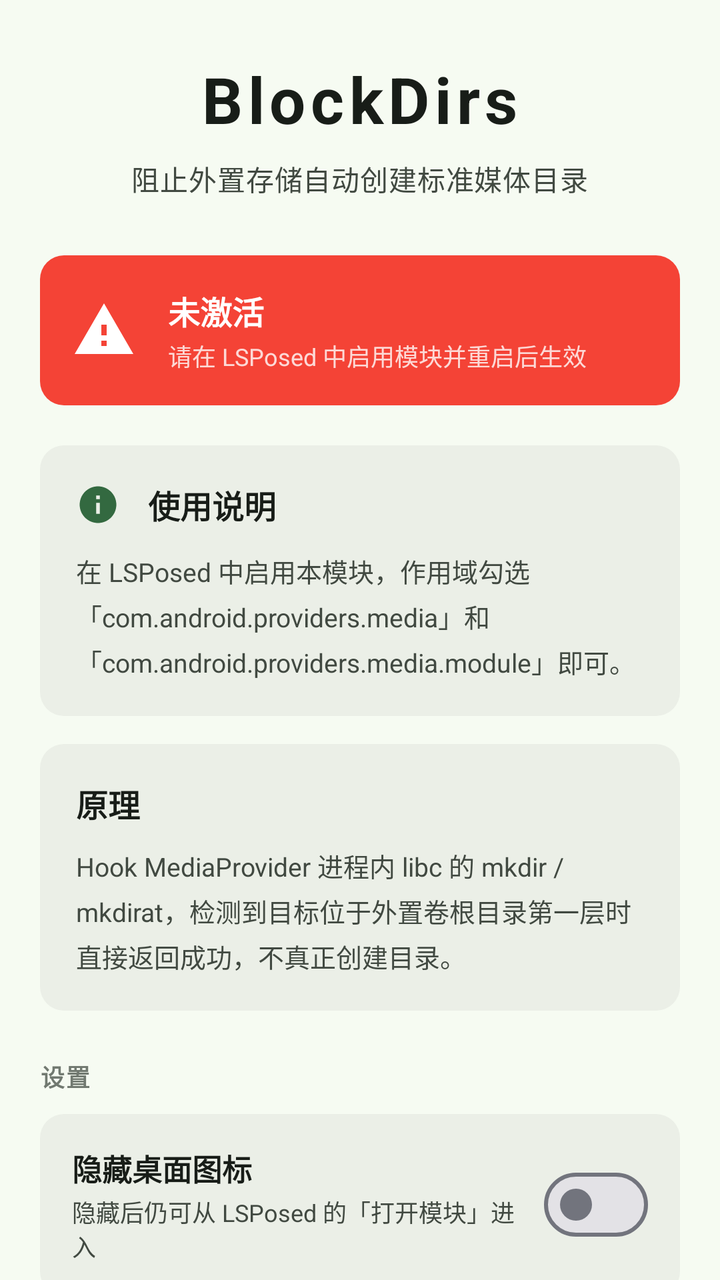
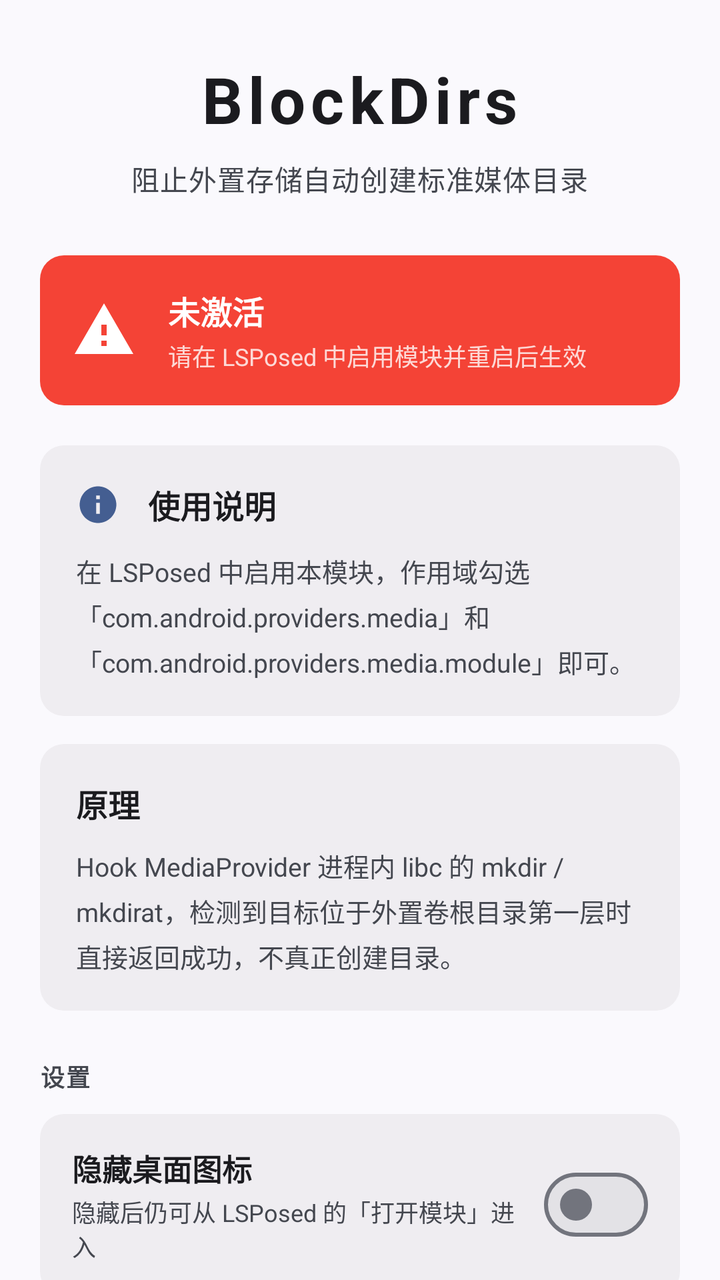

An Android layout rendered at two revisions. The XML below is the earlier revision; the diff shows what the commit changed to produce the second picture.
<!-- AndroidManifest.xml: application theme AppTheme -->
<!-- res/layout/activity_main.xml -->
<?xml version="1.0" encoding="utf-8"?>
<ScrollView xmlns:android="http://schemas.android.com/apk/res/android"
    android:layout_width="match_parent"
    android:layout_height="match_parent"
    android:background="@color/color_bg"
    android:fillViewport="true"
    android:scrollbars="none">

    <LinearLayout
        android:layout_width="match_parent"
        android:layout_height="wrap_content"
        android:orientation="vertical"
        android:paddingHorizontal="20dp"
        android:paddingTop="28dp"
        android:paddingBottom="28dp">

        
        <LinearLayout
            android:layout_width="match_parent"
            android:layout_height="wrap_content"
            android:orientation="vertical"
            android:gravity="center_horizontal"
            android:paddingBottom="8dp">

            <TextView
                android:layout_width="wrap_content"
                android:layout_height="wrap_content"
                android:text="@string/app_name"
                android:textColor="@color/color_text_primary"
                android:textSize="32sp"
                android:textStyle="bold"
                android:letterSpacing="0.08" />

            <TextView
                android:layout_width="wrap_content"
                android:layout_height="wrap_content"
                android:layout_marginTop="8dp"
                android:text="@string/app_subtitle"
                android:textColor="@color/color_text_secondary"
                android:textSize="14sp"
                android:letterSpacing="0.02" />
        </LinearLayout>

        
        <LinearLayout
            android:id="@+id/card_status"
            android:layout_width="match_parent"
            android:layout_height="wrap_content"
            android:layout_marginTop="20dp"
            android:orientation="horizontal"
            android:gravity="center_vertical"
            android:padding="16dp"
            android:background="@drawable/card_status_red">

            <ImageView
                android:id="@+id/status_icon"
                android:layout_width="32dp"
                android:layout_height="32dp"
                android:src="@drawable/ic_status_warn"
                android:contentDescription="@null" />

            <LinearLayout
                android:layout_width="0dp"
                android:layout_height="wrap_content"
                android:layout_marginStart="16dp"
                android:layout_weight="1"
                android:orientation="vertical">

                <TextView
                    android:id="@+id/status_title"
                    android:layout_width="match_parent"
                    android:layout_height="wrap_content"
                    android:text="@string/module_status_title_inactive"
                    android:textColor="#FFFFFF"
                    android:textSize="16sp"
                    android:textStyle="bold" />

                <TextView
                    android:id="@+id/status_desc"
                    android:layout_width="match_parent"
                    android:layout_height="wrap_content"
                    android:layout_marginTop="2dp"
                    android:text="@string/module_status_desc_inactive"
                    android:textColor="#CCFFFFFF"
                    android:textSize="12sp" />
            </LinearLayout>
        </LinearLayout>

        
        <LinearLayout
            android:id="@+id/card_guide"
            android:layout_width="match_parent"
            android:layout_height="wrap_content"
            android:layout_marginTop="20dp"
            android:orientation="vertical"
            android:padding="18dp"
            android:background="@drawable/card_bg"
            android:clickable="true"
            android:focusable="true">

            <LinearLayout
                android:layout_width="match_parent"
                android:layout_height="wrap_content"
                android:orientation="horizontal"
                android:gravity="center_vertical">

                <ImageView
                    android:layout_width="22dp"
                    android:layout_height="22dp"
                    android:src="@drawable/ic_info"
                    android:contentDescription="@null" />

                <TextView
                    android:layout_width="wrap_content"
                    android:layout_height="wrap_content"
                    android:layout_marginStart="14dp"
                    android:text="@string/module_app_build_info_title"
                    android:textColor="@color/color_text_primary"
                    android:textSize="16sp"
                    android:textStyle="bold" />
            </LinearLayout>

            <TextView
                android:layout_width="match_parent"
                android:layout_height="wrap_content"
                android:layout_marginTop="12dp"
                android:lineSpacingExtra="4dp"
                android:text="@string/usage_tip"
                android:textColor="@color/color_text_secondary"
                android:textSize="13sp" />
        </LinearLayout>

        
        <LinearLayout
            android:layout_width="match_parent"
            android:layout_height="wrap_content"
            android:layout_marginTop="14dp"
            android:orientation="vertical"
            android:padding="18dp"
            android:background="@drawable/card_bg">

            <TextView
                android:layout_width="wrap_content"
                android:layout_height="wrap_content"
                android:text="@string/module_app_principle_title"
                android:textColor="@color/color_text_primary"
                android:textSize="16sp"
                android:textStyle="bold" />

            <TextView
                android:layout_width="match_parent"
                android:layout_height="wrap_content"
                android:layout_marginTop="10dp"
                android:lineSpacingExtra="4dp"
                android:text="@string/module_app_principle_desc"
                android:textColor="@color/color_text_secondary"
                android:textSize="13sp" />
        </LinearLayout>

        
        <TextView
            android:layout_width="wrap_content"
            android:layout_height="wrap_content"
            android:layout_marginTop="24dp"
            android:layout_marginBottom="10dp"
            android:text="@string/setting_section_title"
            android:textColor="@color/color_text_tertiary"
            android:textSize="12sp"
            android:textStyle="bold"
            android:letterSpacing="0.05" />

        
        <LinearLayout
            android:layout_width="match_parent"
            android:layout_height="wrap_content"
            android:orientation="horizontal"
            android:gravity="center_vertical"
            android:padding="16dp"
            android:background="@drawable/card_bg">

            <LinearLayout
                android:layout_width="0dp"
                android:layout_height="wrap_content"
                android:layout_weight="1"
                android:orientation="vertical">

                <TextView
                    android:layout_width="match_parent"
                    android:layout_height="wrap_content"
                    android:text="@string/setting_hide_icon_title"
                    android:textColor="@color/color_text_primary"
                    android:textSize="15sp"
                    android:textStyle="bold" />

                <TextView
                    android:layout_width="match_parent"
                    android:layout_height="wrap_content"
                    android:layout_marginTop="2dp"
                    android:text="@string/setting_hide_icon_subtitle"
                    android:textColor="@color/color_text_secondary"
                    android:textSize="12sp" />
            </LinearLayout>

            <com.google.android.material.materialswitch.MaterialSwitch
                android:id="@+id/switch_hide_icon"
                android:layout_width="wrap_content"
                android:layout_height="wrap_content"
                android:layout_marginStart="12dp" />
        </LinearLayout>

        
        <TextView
            android:layout_width="wrap_content"
            android:layout_height="wrap_content"
            android:layout_marginTop="24dp"
            android:layout_marginBottom="10dp"
            android:text="@string/link_section_title"
            android:textColor="@color/color_text_tertiary"
            android:textSize="12sp"
            android:textStyle="bold"
            android:letterSpacing="0.05" />

        
        <LinearLayout
            android:id="@+id/card_github"
            android:layout_width="match_parent"
            android:layout_height="wrap_content"
            android:orientation="horizontal"
            android:gravity="center_vertical"
            android:padding="16dp"
            android:background="@drawable/card_bg"
            android:clickable="true"
            android:focusable="true">

            <ImageView
                android:layout_width="22dp"
                android:layout_height="22dp"
                android:src="@drawable/ic_github"
                android:contentDescription="@null" />

            <LinearLayout
                android:layout_width="0dp"
                android:layout_height="wrap_content"
                android:layout_marginStart="14dp"
                android:layout_weight="1"
                android:orientation="vertical">

                <TextView
                    android:layout_width="wrap_content"
                    android:layout_height="wrap_content"
                    android:text="@string/link_github_title"
                    android:textColor="@color/color_text_primary"
                    android:textSize="15sp"
                    android:textStyle="bold" />

                <TextView
                    android:layout_width="wrap_content"
                    android:layout_height="wrap_content"
                    android:layout_marginTop="2dp"
                    android:text="@string/link_github_subtitle"
                    android:textColor="@color/color_text_secondary"
                    android:textSize="12sp" />
            </LinearLayout>
        </LinearLayout>

        
        <LinearLayout
            android:id="@+id/card_blog"
            android:layout_width="match_parent"
            android:layout_height="wrap_content"
            android:layout_marginTop="12dp"
            android:orientation="horizontal"
            android:gravity="center_vertical"
            android:padding="16dp"
            android:background="@drawable/card_bg"
            android:clickable="true"
            android:focusable="true">

            <ImageView
                android:layout_width="22dp"
                android:layout_height="22dp"
                android:src="@drawable/ic_open_in_new"
                android:contentDescription="@null" />

            <LinearLayout
                android:layout_width="0dp"
                android:layout_height="wrap_content"
                android:layout_marginStart="14dp"
                android:layout_weight="1"
                android:orientation="vertical">

                <TextView
                    android:layout_width="wrap_content"
                    android:layout_height="wrap_content"
                    android:text="@string/link_blog_title"
                    android:textColor="@color/color_text_primary"
                    android:textSize="15sp"
                    android:textStyle="bold" />

                <TextView
                    android:layout_width="wrap_content"
                    android:layout_height="wrap_content"
                    android:layout_marginTop="2dp"
                    android:text="@string/link_blog_subtitle"
                    android:textColor="@color/color_text_secondary"
                    android:textSize="12sp" />
            </LinearLayout>
        </LinearLayout>

        
        <TextView
            android:id="@+id/version_footer"
            android:layout_width="match_parent"
            android:layout_height="wrap_content"
            android:layout_marginTop="36dp"
            android:gravity="center"
            android:text="@string/version_footer"
            android:textColor="@color/color_text_tertiary"
            android:textSize="12sp" />

    </LinearLayout>
</ScrollView>
<!-- resources referenced by this layout -->
<resources>
  <color name="color_bg">#F6FBF2</color>
  <color name="color_text_primary">#181D18</color>
  <color name="color_text_secondary">#414941</color>
  <color name="color_text_tertiary">#717970</color>
  <!-- drawable card_bg (drawable) -->
  <?xml version="1.0" encoding="utf-8"?>
  <shape xmlns:android="http://schemas.android.com/apk/res/android"
      android:shape="rectangle">
      <solid android:color="@color/color_card" />
      <corners android:radius="12dp" />
  </shape>
  <!-- drawable ic_github (drawable) -->
  <?xml version="1.0" encoding="utf-8"?>
  <vector xmlns:android="http://schemas.android.com/apk/res/android"
      android:width="24dp"
      android:height="24dp"
      android:viewportWidth="24"
      android:viewportHeight="24"
      android:tint="@color/color_icon">
      <path
          android:fillColor="@color/color_icon"
          android:pathData="M12,1.27a11,11 0,0 0,-3.48 21.46c0.55,0.09 0.73,-0.24 0.73,-0.53v-1.86c-3.06,0.67 -3.71,-1.32 -3.71,-1.32 -0.53,-1.36 -1.3,-1.72 -1.3,-1.72 -1.06,-0.72 0.08,-0.71 0.08,-0.71 1.17,0.08 1.79,1.2 1.79,1.2 1.04,1.79 2.73,1.27 3.4,0.97 0.11,-0.75 0.41,-1.27 0.74,-1.56 -2.56,-0.29 -5.26,-1.28 -5.26,-5.71 0,-1.26 0.45,-2.29 1.19,-3.1 -0.12,-0.29 -0.52,-1.46 0.11,-3.05 0,0 0.97,-0.31 3.18,1.18a11,11 0,0 1,5.78 0c2.21,-1.49 3.18,-1.18 3.18,-1.18 0.63,1.59 0.23,2.76 0.11,3.05 0.74,0.81 1.19,1.84 1.19,3.1 0,4.44 -2.7,5.42 -5.27,5.7 0.42,0.36 0.79,1.07 0.79,2.16v3.2c0,0.29 0.18,0.63 0.74,0.53A11,11 0,0 0,12 1.27z" />
  </vector>
  <!-- drawable ic_info (drawable) -->
  <?xml version="1.0" encoding="utf-8"?>
  <vector xmlns:android="http://schemas.android.com/apk/res/android"
      android:width="24dp"
      android:height="24dp"
      android:viewportWidth="24"
      android:viewportHeight="24"
      android:tint="@color/color_icon">
      <path
          android:fillColor="@color/color_icon"
          android:pathData="M12,2C6.48,2 2,6.48 2,12s4.48,10 10,10 10,-4.48 10,-10S17.52,2 12,2zM13,17h-2v-6h2v6zM13,9h-2L11,7h2v2z" />
  </vector>
  <!-- drawable ic_open_in_new (drawable) -->
  <?xml version="1.0" encoding="utf-8"?>
  <vector xmlns:android="http://schemas.android.com/apk/res/android"
      android:width="24dp"
      android:height="24dp"
      android:viewportWidth="24"
      android:viewportHeight="24"
      android:tint="@color/color_icon">
      <path
          android:fillColor="@color/color_icon"
          android:pathData="M19,19H5V5h7V3H5c-1.11,0 -2,0.9 -2,2v14c0,1.1 0.89,2 2,2h14c1.1,0 2,-0.9 2,-2v-7h-2v7zM14,3v2h3.59l-9.83,9.83 1.41,1.41L19,6.41V10h2V3h-7z" />
  </vector>
  <string name="app_name">BlockDirs</string>
  <string name="app_subtitle">阻止外置存储自动创建标准媒体目录</string>
  <string name="link_blog_subtitle">yixiangren.top</string>
  <string name="link_blog_title">博客</string>
  <string name="link_github_subtitle">yixiangdebufengren/top.yixiangren.blockdirs</string>
  <string name="link_github_title">GitHub</string>
  <string name="link_section_title">链接</string>
  <string name="module_app_build_info_title">使用说明</string>
  <string name="module_app_principle_desc">Hook MediaProvider 进程内 libc 的 mkdir / mkdirat，检测到目标位于外置卷根目录第一层时直接返回成功，不真正创建目录。</string>
  <string name="module_app_principle_title">原理</string>
  <string name="module_status_desc_inactive">请在 LSPosed 中启用模块并重启后生效</string>
  <string name="module_status_title_inactive">未激活</string>
  <string name="setting_hide_icon_subtitle">隐藏后仍可从 LSPosed 的「打开模块」进入</string>
  <string name="setting_hide_icon_title">隐藏桌面图标</string>
  <string name="setting_section_title">设置</string>
  <string name="usage_tip">在 LSPosed 中启用本模块，作用域勾选\n「com.android.providers.media」和\n「com.android.providers.media.module」即可。</string>
  <string name="version_footer">BlockDirs v{version} — LSPosed 模块</string>
  <style name="AppTheme" parent="Theme.Material3.DynamicColors.Light.NoActionBar">
          <item name="android:colorAccent">@color/color_icon</item>
      </style>
  <color name="color_card">#EBEFE7</color>
  <color name="status_inactive">#F44336</color>
  <color name="color_icon">#336940</color>
  <!-- unchanged entries left out for length: 2 -->
</resources>

<!-- the commit's change to res/layout/activity_main.xml (unified diff, before → after) -->
@@ -1,8 +1,9 @@
 <?xml version="1.0" encoding="utf-8"?>
 <ScrollView xmlns:android="http://schemas.android.com/apk/res/android"
+    xmlns:app="http://schemas.android.com/apk/res-auto"
     android:layout_width="match_parent"
     android:layout_height="match_parent"
-    android:background="@color/color_bg"
+    android:background="?attr/colorSurface"
     android:fillViewport="true"
     android:scrollbars="none">
 
@@ -26,7 +27,7 @@
                 android:layout_width="wrap_content"
                 android:layout_height="wrap_content"
                 android:text="@string/app_name"
-                android:textColor="@color/color_text_primary"
+                android:textColor="?attr/colorOnSurface"
                 android:textSize="32sp"
                 android:textStyle="bold"
                 android:letterSpacing="0.08" />
@@ -36,7 +37,7 @@
                 android:layout_height="wrap_content"
                 android:layout_marginTop="8dp"
                 android:text="@string/app_subtitle"
-                android:textColor="@color/color_text_secondary"
+                android:textColor="?attr/colorOnSurfaceVariant"
                 android:textSize="14sp"
                 android:letterSpacing="0.02" />
         </LinearLayout>
@@ -115,7 +116,7 @@
                     android:layout_height="wrap_content"
                     android:layout_marginStart="14dp"
                     android:text="@string/module_app_build_info_title"
-                    android:textColor="@color/color_text_primary"
+                    android:textColor="?attr/colorOnSurface"
                     android:textSize="16sp"
                     android:textStyle="bold" />
             </LinearLayout>
@@ -126,7 +127,7 @@
                 android:layout_marginTop="12dp"
                 android:lineSpacingExtra="4dp"
                 android:text="@string/usage_tip"
-                android:textColor="@color/color_text_secondary"
+                android:textColor="?attr/colorOnSurfaceVariant"
                 android:textSize="13sp" />
         </LinearLayout>
 
@@ -143,7 +144,7 @@
                 android:layout_width="wrap_content"
                 android:layout_height="wrap_content"
                 android:text="@string/module_app_principle_title"
-                android:textColor="@color/color_text_primary"
+                android:textColor="?attr/colorOnSurface"
                 android:textSize="16sp"
                 android:textStyle="bold" />
 
@@ -153,7 +154,7 @@
                 android:layout_marginTop="10dp"
                 android:lineSpacingExtra="4dp"
                 android:text="@string/module_app_principle_desc"
-                android:textColor="@color/color_text_secondary"
+                android:textColor="?attr/colorOnSurfaceVariant"
                 android:textSize="13sp" />
         </LinearLayout>
 
@@ -164,7 +165,7 @@
             android:layout_marginTop="24dp"
             android:layout_marginBottom="10dp"
             android:text="@string/setting_section_title"
-            android:textColor="@color/color_text_tertiary"
+            android:textColor="?attr/colorOnSurfaceVariant"
             android:textSize="12sp"
             android:textStyle="bold"
             android:letterSpacing="0.05" />
@@ -188,7 +189,7 @@
                     android:layout_width="match_parent"
                     android:layout_height="wrap_content"
                     android:text="@string/setting_hide_icon_title"
-                    android:textColor="@color/color_text_primary"
+                    android:textColor="?attr/colorOnSurface"
                     android:textSize="15sp"
                     android:textStyle="bold" />
 
@@ -197,7 +198,7 @@
                     android:layout_height="wrap_content"
                     android:layout_marginTop="2dp"
                     android:text="@string/setting_hide_icon_subtitle"
-                    android:textColor="@color/color_text_secondary"
+                    android:textColor="?attr/colorOnSurfaceVariant"
                     android:textSize="12sp" />
             </LinearLayout>
 
@@ -215,7 +216,7 @@
             android:layout_marginTop="24dp"
             android:layout_marginBottom="10dp"
             android:text="@string/link_section_title"
-            android:textColor="@color/color_text_tertiary"
+            android:textColor="?attr/colorOnSurfaceVariant"
             android:textSize="12sp"
             android:textStyle="bold"
             android:letterSpacing="0.05" />
@@ -249,7 +250,7 @@
                     android:layout_width="wrap_content"
                     android:layout_height="wrap_content"
                     android:text="@string/link_github_title"
-                    android:textColor="@color/color_text_primary"
+                    android:textColor="?attr/colorOnSurface"
                     android:textSize="15sp"
                     android:textStyle="bold" />
 
@@ -258,7 +259,7 @@
                     android:layout_height="wrap_content"
                     android:layout_marginTop="2dp"
                     android:text="@string/link_github_subtitle"
-                    android:textColor="@color/color_text_secondary"
+                    android:textColor="?attr/colorOnSurfaceVariant"
                     android:textSize="12sp" />
             </LinearLayout>
         </LinearLayout>
@@ -293,7 +294,7 @@
                     android:layout_width="wrap_content"
                     android:layout_height="wrap_content"
                     android:text="@string/link_blog_title"
-                    android:textColor="@color/color_text_primary"
+                    android:textColor="?attr/colorOnSurface"
                     android:textSize="15sp"
                     android:textStyle="bold" />
 
@@ -302,7 +303,7 @@
                     android:layout_height="wrap_content"
                     android:layout_marginTop="2dp"
                     android:text="@string/link_blog_subtitle"
-                    android:textColor="@color/color_text_secondary"
+                    android:textColor="?attr/colorOnSurfaceVariant"
                     android:textSize="12sp" />
             </LinearLayout>
         </LinearLayout>
@@ -315,7 +316,7 @@
             android:layout_marginTop="36dp"
             android:gravity="center"
             android:text="@string/version_footer"
-            android:textColor="@color/color_text_tertiary"
+            android:textColor="?attr/colorOnSurfaceVariant"
             android:textSize="12sp" />
 
     </LinearLayout>
<!-- resource entries referenced after the edit -->
@@ -1,14 +1,10 @@
 <!-- resources referenced by this layout -->
 <resources>
-  <color name="color_bg">#F6FBF2</color>
-  <color name="color_text_primary">#181D18</color>
-  <color name="color_text_secondary">#414941</color>
-  <color name="color_text_tertiary">#717970</color>
   <!-- drawable card_bg (drawable) -->
   <?xml version="1.0" encoding="utf-8"?>
   <shape xmlns:android="http://schemas.android.com/apk/res/android"
       android:shape="rectangle">
-      <solid android:color="@color/color_card" />
+      <solid android:color="?attr/colorSurfaceContainer" />
       <corners android:radius="12dp" />
   </shape>
   <!-- drawable ic_github (drawable) -->
@@ -18,9 +14,9 @@
       android:height="24dp"
       android:viewportWidth="24"
       android:viewportHeight="24"
-      android:tint="@color/color_icon">
+      android:tint="?attr/colorPrimary">
       <path
-          android:fillColor="@color/color_icon"
+          android:fillColor="?attr/colorPrimary"
           android:pathData="M12,1.27a11,11 0,0 0,-3.48 21.46c0.55,0.09 0.73,-0.24 0.73,-0.53v-1.86c-3.06,0.67 -3.71,-1.32 -3.71,-1.32 -0.53,-1.36 -1.3,-1.72 -1.3,-1.72 -1.06,-0.72 0.08,-0.71 0.08,-0.71 1.17,0.08 1.79,1.2 1.79,1.2 1.04,1.79 2.73,1.27 3.4,0.97 0.11,-0.75 0.41,-1.27 0.74,-1.56 -2.56,-0.29 -5.26,-1.28 -5.26,-5.71 0,-1.26 0.45,-2.29 1.19,-3.1 -0.12,-0.29 -0.52,-1.46 0.11,-3.05 0,0 0.97,-0.31 3.18,1.18a11,11 0,0 1,5.78 0c2.21,-1.49 3.18,-1.18 3.18,-1.18 0.63,1.59 0.23,2.76 0.11,3.05 0.74,0.81 1.19,1.84 1.19,3.1 0,4.44 -2.7,5.42 -5.27,5.7 0.42,0.36 0.79,1.07 0.79,2.16v3.2c0,0.29 0.18,0.63 0.74,0.53A11,11 0,0 0,12 1.27z" />
   </vector>
   <!-- drawable ic_info (drawable) -->
@@ -30,9 +26,9 @@
       android:height="24dp"
       android:viewportWidth="24"
       android:viewportHeight="24"
-      android:tint="@color/color_icon">
+      android:tint="?attr/colorPrimary">
       <path
-          android:fillColor="@color/color_icon"
+          android:fillColor="?attr/colorPrimary"
           android:pathData="M12,2C6.48,2 2,6.48 2,12s4.48,10 10,10 10,-4.48 10,-10S17.52,2 12,2zM13,17h-2v-6h2v6zM13,9h-2L11,7h2v2z" />
   </vector>
   <!-- drawable ic_open_in_new (drawable) -->
@@ -42,9 +38,9 @@
       android:height="24dp"
       android:viewportWidth="24"
       android:viewportHeight="24"
-      android:tint="@color/color_icon">
+      android:tint="?attr/colorPrimary">
       <path
-          android:fillColor="@color/color_icon"
+          android:fillColor="?attr/colorPrimary"
           android:pathData="M19,19H5V5h7V3H5c-1.11,0 -2,0.9 -2,2v14c0,1.1 0.89,2 2,2h14c1.1,0 2,-0.9 2,-2v-7h-2v7zM14,3v2h3.59l-9.83,9.83 1.41,1.41L19,6.41V10h2V3h-7z" />
   </vector>
   <string name="app_name">BlockDirs</string>
@@ -64,12 +60,8 @@
   <string name="setting_section_title">设置</string>
   <string name="usage_tip">在 LSPosed 中启用本模块，作用域勾选\n「com.android.providers.media」和\n「com.android.providers.media.module」即可。</string>
   <string name="version_footer">BlockDirs v{version} — LSPosed 模块</string>
-  <style name="AppTheme" parent="Theme.Material3.DynamicColors.Light.NoActionBar">
-          <item name="android:colorAccent">@color/color_icon</item>
-      </style>
-  <color name="color_card">#EBEFE7</color>
+  <style name="AppTheme" parent="Theme.Material3.DynamicColors.Light.NoActionBar" />
   <color name="status_inactive">#F44336</color>
-  <color name="color_icon">#336940</color>
   <!-- unchanged entries left out for length: 2 -->
 </resources>
 
